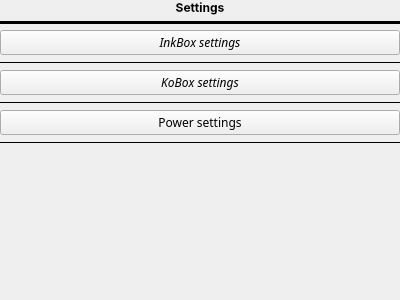
The window that src/settings/settingschooser.ui (Quill-OS/quill) describes before a commit, drawn with Qt 5.
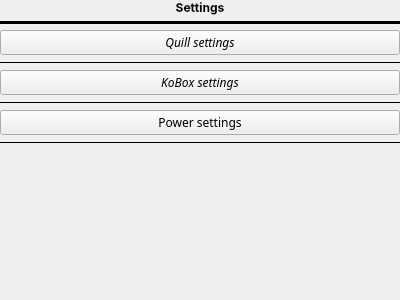
The same window after the commit.

Diff of the .ui file:
```diff
--- a/src/settings/settingschooser.ui
+++ b/src/settings/settingschooser.ui
@@ -39,7 +39,7 @@
         </font>
        </property>
        <property name="text">
-        <string>InkBox settings</string>
+        <string>Quill settings</string>
        </property>
       </widget>
      </item>
```
